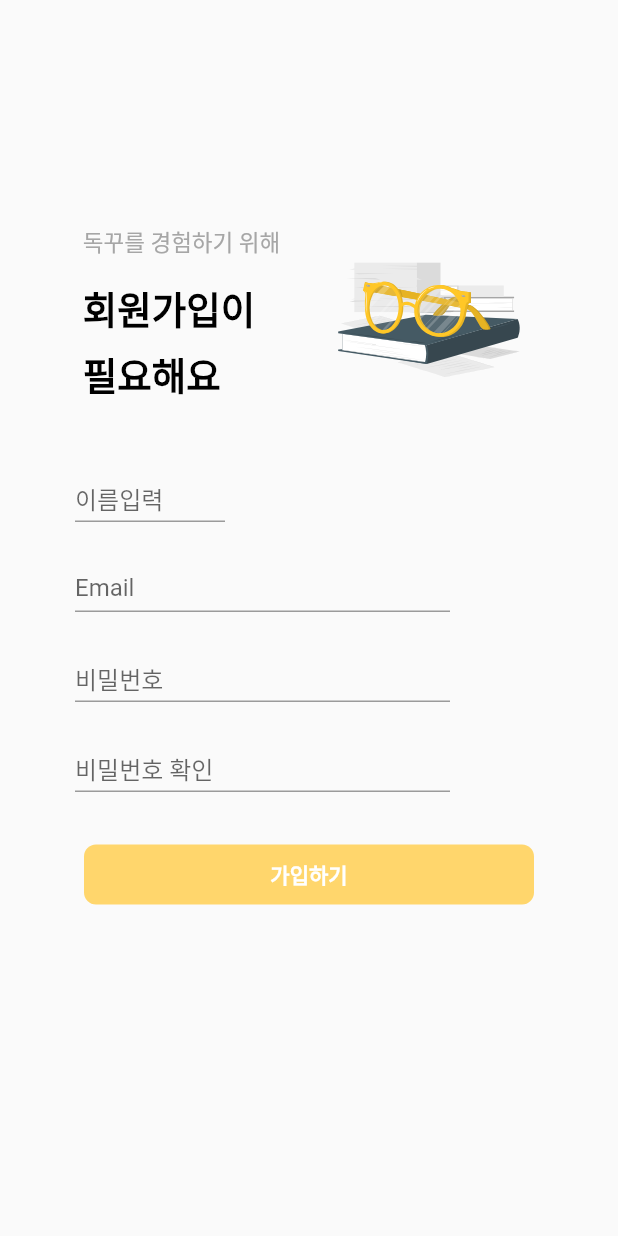
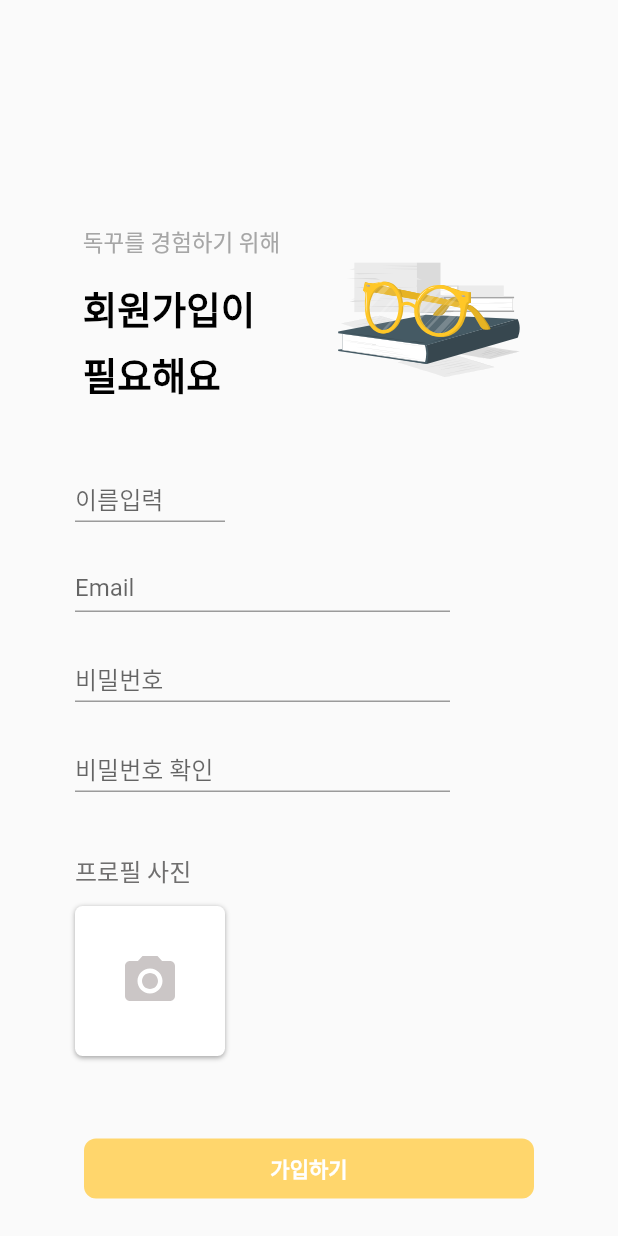
Before and after one commit to dockggu/dockggu-frontend, a Flutter app: the SignUp screen opened directly, on a phone screen of 412 x 824 dp. Run offline on Flutter 3.47's test engine with Material 2 defaults, Android fonts, the phone set to English and light mode, and no system bars; our stand-ins replace cached_network_image, firebase_core, flutter_svg, fluttertoast, get, image_picker and 2 more; missing offline and left inert: kakao_flutter_sdk; accounts and stored records are empty; project files that could hold a hidden picture were left out.

```diff
--- a/dockggu/lib/signup.dart
+++ b/dockggu/lib/signup.dart
@@ -1,10 +1,12 @@
 import 'dart:convert';
+import 'dart:io';
 
 import 'package:dockggu/component/yellow_button.dart';
 import 'package:dockggu/email_login.dart';
 import 'package:flutter/material.dart';
 import 'package:flutter_svg/flutter_svg.dart';
 import 'package:get/get.dart';
+import 'package:image_picker/image_picker.dart';
 import 'package:url_launcher/url_launcher.dart';
 import 'package:webview_flutter/webview_flutter.dart';
 import 'package:http/http.dart' as http;
@@ -17,11 +19,26 @@ class SignUp extends StatefulWidget {
   @override
   State<SignUp> createState() => _SignUpState();
 }
+final picker = ImagePicker();
 
 class _SignUpState extends State<SignUp> {
   WebViewController? _webViewController;
   var controller = Get.put(SignUpController());
+ Future getImage(ImageSource imageSource) async {
+    final image = await picker.pickImage(source: imageSource);
 
+    setState(() {
+      if (image != null) {
+        controller.image.value = File(image.path); // 가져온 이미지를 _image에 저장
+        print(controller.image.value);
+      } else {
+        ScaffoldMessenger.of(context).showSnackBar(const SnackBar(
+          content: Text('사진을 선택해주세요 !'),
+          duration: Duration(seconds: 2),
+        ));
+      }
+    });
+  }
   Widget _header() {
     return Row(
       mainAxisAlignment: MainAxisAlignment.center,
@@ -111,11 +128,69 @@ class _SignUpState extends State<SignUp> {
               decoration: InputDecoration(
                   hintText: '비밀번호 확인', contentPadding: EdgeInsets.zero),
             ),
-          ),
+
+          ),SizedBox(height: 40,),_selectImage()
         ],
       ),
     );
   }
+
+Widget _selectImage() {
+    return Column(
+      crossAxisAlignment: CrossAxisAlignment.start,
+      children: [
+        const Text(
+          '프로필 사진',
+          style: TextStyle(color: Color.fromARGB(255, 112, 111, 111),fontSize: 16,fontWeight: FontWeight.w300),
+        ),
+        const SizedBox(
+          height: 12,
+        ),
+        Container(
+            alignment: Alignment.center,
+            height: 100,
+            width: 100,
+            decoration: BoxDecoration(boxShadow: [
+              BoxShadow(
+                color: Colors.grey.withOpacity(0.9),
+                spreadRadius: 0,
+                blurRadius: 2.0,
+                offset: const Offset(0, 1), // changes position of shadow
+              ),
+            ], borderRadius: BorderRadius.circular(5), color: Colors.white),
+            child: GestureDetector(
+              onTap: () async {
+                await getImage(ImageSource.gallery);
+              },
+              child: Column(
+                  mainAxisAlignment: MainAxisAlignment.center,
+                  children: [
+                    if (controller.image.value == null)
+                      Padding(
+                        padding: const EdgeInsets.all(30),
+                        child: SvgPicture.asset('assets/camera-photo.svg'),
+                      )
+                    else
+                      Container(
+                        width: 100,height: 100,
+                        decoration: BoxDecoration(borderRadius: BorderRadius.circular(50)),
+                        child: Image.file(
+
+
+                          File(controller.image.value!.path),
+                          height: 90,
+                          fit: BoxFit.fill,
+                        ),
+                      )
+                  ]),
+            )),
+        const SizedBox(
+          height: 20,
+        )
+      ],
+    );
+  }
+
 
   Widget _loginselect() {
     return Column(
@@ -226,6 +301,7 @@ class _SignUpState extends State<SignUp> {
               height: 40,
             ),
             _inputList(),
+
             SizedBox(
               height: 35,
             ),
@@ -233,7 +309,7 @@ class _SignUpState extends State<SignUp> {
                 alignment: Alignment.center,
                 child: YellowButton(
                     ontap: () {
-                      controller.signUp();
+                      controller.signUp(context);
                       // fetchData();
                       // getUserInf();
                       // initiateKakaoSignUp();
--- a/dockggu/pubspec.yaml
+++ b/dockggu/pubspec.yaml
@@ -8,6 +8,8 @@ environment:
 
 dependencies:
   cached_network_image: ^3.2.3
+  firebase_analytics: ^10.7.0
+  firebase_core: ^2.22.0
   flutter:
     sdk: flutter
   flutter_localizations:
```
Also changed, not shown: dockggu/lib/controller/signup_controller.dart (+6 -3 lines), dockggu/lib/repogistory/user_repo.dart (+37 -12 lines), dockggu/assets/default_img.png (added), dockggu/lib/firebase_options.dart (added), dockggu/pubspec.lock, 10 other files.
